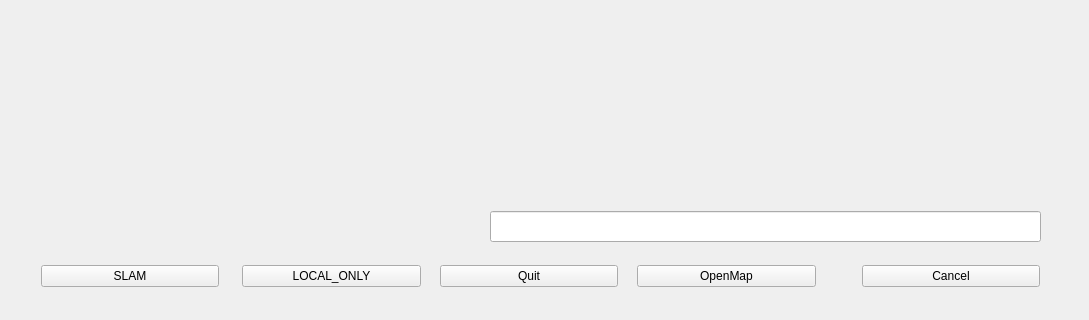
izhengfan/MapViewer, file widget.ui: the form before one commit; both pictures show x 0 to 1089 and y 299 to 619 of the 1089 by 619 pixel window.
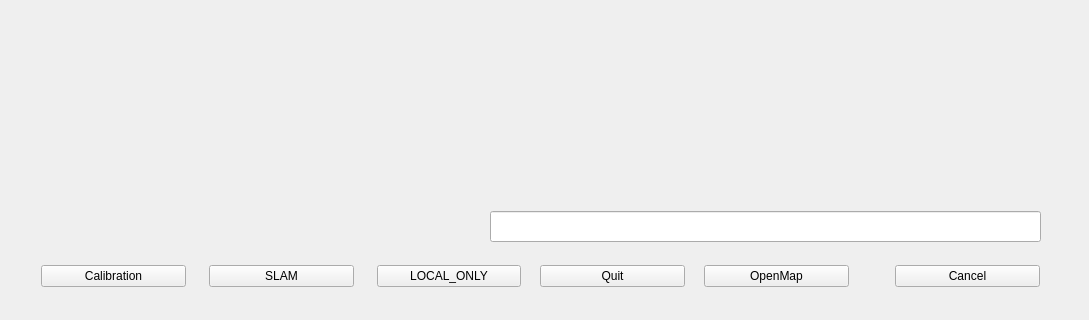
The form after the commit. Custom widgets are drawn as their Qt base class.

Commit message: add calibration, and delete 'connect blocking' bug

Patch:
```diff
--- a/widget.ui
+++ b/widget.ui
@@ -52,6 +52,29 @@
     </rect>
    </property>
    <layout class="QHBoxLayout" name="horizontalLayout">
+    <item>
+     <widget class="QPushButton" name="CalibrationButton">
+      <property name="text">
+       <string>Calibration</string>
+      </property>
+     </widget>
+    </item>
+    <item>
+     <spacer name="horizontalSpacer_7">
+      <property name="orientation">
+       <enum>Qt::Horizontal</enum>
+      </property>
+      <property name="sizeType">
+       <enum>QSizePolicy::Preferred</enum>
+      </property>
+      <property name="sizeHint" stdset="0">
+       <size>
+        <width>17</width>
+        <height>17</height>
+       </size>
+      </property>
+     </spacer>
+    </item>
     <item>
      <widget class="QPushButton" name="SLAM">
       <property name="text">
```
The commit also changes 8 other files.
